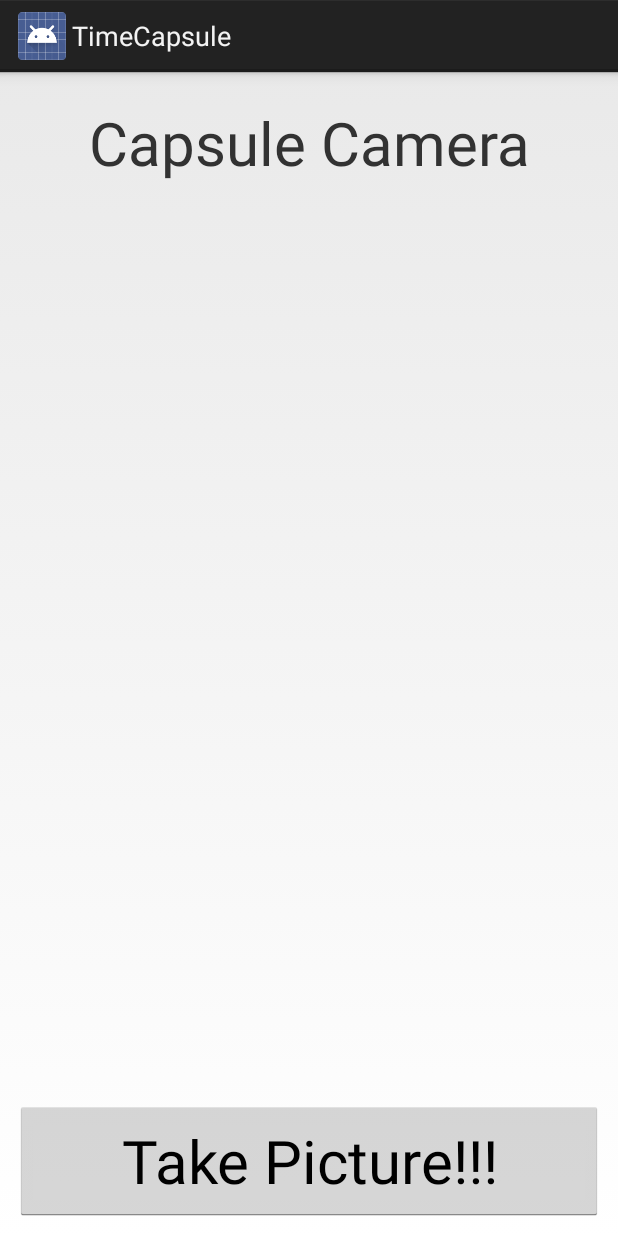
After one commit to tomasro27/TimeCapsule, an Android app: the fragment CameraFragment shown on its own in the app's theme, on a phone screen of 412 x 824 dp. The commit adds this screen. Run offline under Robolectric (Android 15) with nearby library versions, the phone set to English and light mode, and no system bars.

Commit message:
minor changes, and new fragment added

```diff
--- /dev/null
+++ b/app/src/main/java/com/rodrigueztomas/timecapsule/CameraFragment.java
@@ -0,0 +1,20 @@
+package com.rodrigueztomas.timecapsule;
+
+import android.app.Fragment;
+import android.os.Bundle;
+import android.view.LayoutInflater;
+import android.view.View;
+import android.view.ViewGroup;
+
+/**
+ * Created by tomasrodriguez on 10/27/14.
+ */
+public class CameraFragment extends Fragment {
+
+    @Override
+    public View onCreateView(LayoutInflater inflater, ViewGroup container,
+                             Bundle savedInstanceState) {
+        // Inflate the layout for this fragment
+        return inflater.inflate(R.layout.fragment_camera, container, false);
+    }
+}
--- a/app/src/main/java/com/rodrigueztomas/timecapsule/MapContainerFragment.java
+++ b/app/src/main/java/com/rodrigueztomas/timecapsule/MapContainerFragment.java
@@ -41,7 +41,7 @@ public class MapContainerFragment extends Fragment {
         super.onResume();
         if (map == null) {
             map = fragment.getMap();
-            map.addMarker(new MarkerOptions().position(new LatLng(0, 0)));
+            map.addMarker(new MarkerOptions().position(new LatLng(30.286144, -97.736880\)));
         }
     }
 }
--- /dev/null
+++ b/app/src/main/res/layout/fragment_camera.xml
@@ -0,0 +1,25 @@
+<?xml version="1.0" encoding="utf-8"?>
+
+<RelativeLayout xmlns:android="http://schemas.android.com/apk/res/android"
+    android:orientation="vertical" android:layout_width="match_parent"
+    android:layout_height="match_parent">
+
+    <TextView
+        android:layout_width="match_parent"
+        android:layout_height="wrap_content"
+        android:layout_margin="20dp"
+        android:textSize="40dp"
+        android:text="Capsule Camera"
+        android:layout_gravity="center"
+        android:gravity="center"
+        android:fontFamily="Roboto"/>
+
+    <Button
+        android:layout_width="match_parent"
+        android:layout_height="80dp"
+        android:layout_alignParentBottom="true"
+        android:text="Take Picture!!!"
+        android:textSize="40dp"
+        android:layout_margin="10dp"/>
+
+</RelativeLayout>
```
Also changed, not shown: app/src/main/java/com/rodrigueztomas/timecapsule/MainActivity.java (+10 -1 lines).
